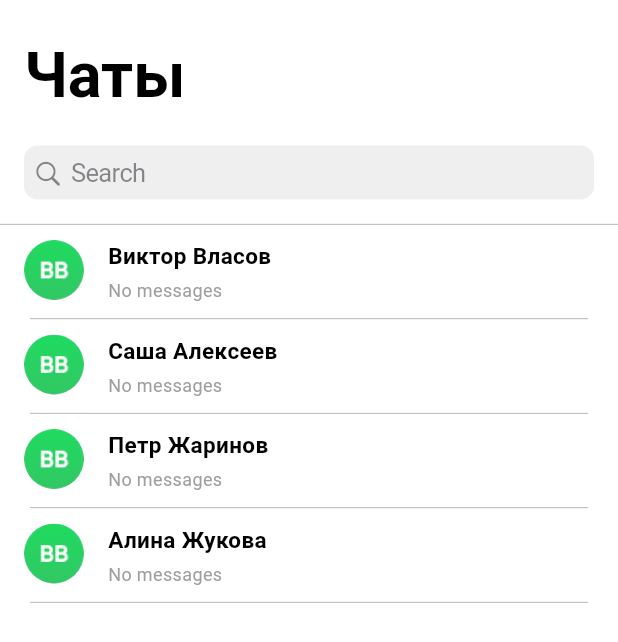
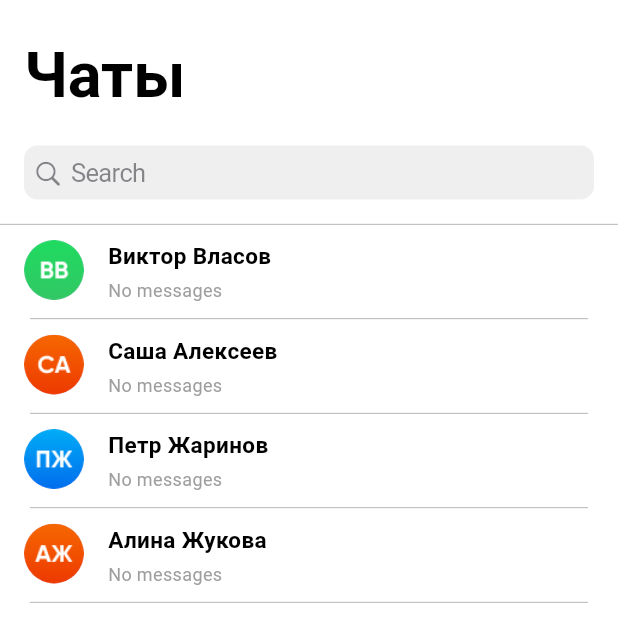
Before and after one commit to yerassyl004/FlutterChat, a Flutter app: the screen it shows after launch, on a phone screen of 412 x 824 dp. Shown: the top 642 px of the screen. Run offline on Flutter 3.47's test engine with Material 3 defaults, Android fonts, the phone set to English and light mode, and no system bars; our stand-ins replace file_picker, flutter_secure_storage.

Commit message:
added search users by name

```diff
--- a/lib/src/core/models/user/user.dart
+++ b/lib/src/core/models/user/user.dart
@@ -2,6 +2,7 @@ class User {
   final String id;
   final String name;
   final String chatId;
+  final String image;
 
-  User({required this.id, required this.name, required this.chatId});
+  User({required this.id, required this.name, required this.chatId, required this.image});
 }
--- a/lib/src/core/bloc/chat_service/chat_service.dart
+++ b/lib/src/core/service/chat_service/chat_service.dart
@@ -10,7 +10,7 @@ class ChatService {
   final FlutterSecureStorage storage = const FlutterSecureStorage();
 
   Future<List<Message>> fetchLastMessages(String chatId) async {
-    await Future.delayed(const Duration(seconds: 1));
+    await Future.delayed(const Duration(milliseconds: 300));
 
     try {
       String? chatJson = await storage.read(key: chatId);
--- a/lib/src/core/ui/chat/pages/chat.dart
+++ b/lib/src/core/ui/chat/pages/chat.dart
@@ -4,7 +4,7 @@ import 'package:intl/intl.dart';
 import 'package:chat_flutter/src/core/models/message/message.dart';
 import 'package:chat_flutter/src/core/models/user/user.dart';
 import 'package:chat_flutter/src/core/models/chat_model/chat.dart';
-import 'package:chat_flutter/src/core/bloc/chat_service/chat_service.dart';
+import 'package:chat_flutter/src/core/service/chat_service/chat_service.dart';
 import '../widgets/chat_header.dart';
 
 class ChatPage extends StatefulWidget {
--- a/lib/src/core/ui/chat/widgets/chat_header.dart
+++ b/lib/src/core/ui/chat/widgets/chat_header.dart
@@ -14,7 +14,7 @@ class ChatHeader extends StatelessWidget {
         CircleAvatar(
           radius: 25.0,
           child: Image.asset(
-            'assets/images/profile.png',
+            user.image,
             height: 50,
             fit: BoxFit.cover,
           ),
--- a/lib/src/core/ui/main_list/pages/main_list.dart
+++ b/lib/src/core/ui/main_list/pages/main_list.dart
@@ -1,7 +1,7 @@
 import 'package:flutter/material.dart';
 import 'package:flutter_secure_storage/flutter_secure_storage.dart';
 import 'dart:convert';
-import '../../../bloc/chat_service/chat_service.dart';
+import '../../../service/chat_service/chat_service.dart';
 import '../../../models/user/user.dart';
 import '../../../models/chat_model/chat.dart';
 import '../../../models/message/message.dart';
@@ -19,13 +19,14 @@ class _MainListState extends State<MainList> with RouteAware {
   final FlutterSecureStorage storage = const FlutterSecureStorage();
   final ChatService _chatService = ChatService();
   final List<User> users = [
-    User(id: '1', name: 'Виктор Власов', chatId: '1-2'),
-    User(id: '2', name: 'Саша Алексеев', chatId: '1-2'),
-    User(id: '3', name: 'Петр Жаринов', chatId: '3-4'),
-    User(id: '4', name: 'Алина Жукова', chatId: '3-4'),
+    User(id: '1', name: 'Виктор Власов', chatId: '1-2', image: 'assets/images/profile.png'),
+    User(id: '2', name: 'Саша Алексеев', chatId: '1-2', image: 'assets/images/sasha.png'),
+    User(id: '3', name: 'Петр Жаринов', chatId: '3-4', image: 'assets/images/petr.png'),
+    User(id: '4', name: 'Алина Жукова', chatId: '3-4',  image: 'assets/images/alina.png'),
   ];
   bool _isLoading = true;
   late List<Chat> chats;
+  String _searchQuery = '';
 
   @override
   void initState() {
@@ -98,8 +99,19 @@ class _MainListState extends State<MainList> with RouteAware {
     await _initializeChats();
   }
 
+  void _onSearchChanged(String query) {
+    setState(() {
+      _searchQuery = query;
+    });
+  }
+
   @override
   Widget build(BuildContext context) {
+    final List<User> filteredUsers = users
+        .where((user) =>
+        user.name.toLowerCase().contains(_searchQuery.toLowerCase()))
+        .toList();
+
     return Scaffold(
       backgroundColor: Colors.white,
       body: _isLoading
@@ -110,24 +122,24 @@ class _MainListState extends State<MainList> with RouteAware {
           slivers: <Widget>[
             HeaderWidget(
               title: 'Чаты',
-              onSearchChanged: (String value) {},
+              onSearchChanged: _onSearchChanged,
               onSearchSubmitted: (String value) {},
             ),
             SliverList(
               delegate: SliverChildBuilderDelegate(
                     (context, index) {
                   return FutureBuilder<Message?>(
-                    future: _chatService.getLastMessage(users[index].chatId),
+                    future: _chatService.getLastMessage(filteredUsers[index].chatId),
                     builder: (context, snapshot) {
                       return ListItem(
-                        user: users[index],
+                        user: filteredUsers[index],
                         receiver: users[_receiverIndex(index)],
                         lastMessage: snapshot.data,
                       );
                     },
                   );
                 },
-                childCount: users.length,
+                childCount: filteredUsers.length,
               ),
             ),
           ],
--- a/lib/src/core/ui/main_list/widgets/list_item.dart
+++ b/lib/src/core/ui/main_list/widgets/list_item.dart
@@ -1,6 +1,5 @@
 import 'package:flutter/material.dart';
 import 'package:intl/intl.dart';
-import 'package:timeago/timeago.dart' as timeago;
 import '../../../models/user/user.dart';
 import '../../../models/message/message.dart';
 import '../../chat/pages/chat.dart';
@@ -59,9 +58,9 @@ class ListItem extends StatelessWidget {
             child: Row(
               crossAxisAlignment: CrossAxisAlignment.start,
               children: [
-                const CircleAvatar(
+                CircleAvatar(
                   radius: 20,
-                  backgroundImage: AssetImage('assets/images/profile.png'),
+                  backgroundImage: AssetImage(user.image),
                 ),
                 const SizedBox(width: 16),
                 Expanded(
--- a/pubspec.yaml
+++ b/pubspec.yaml
@@ -68,6 +68,9 @@ flutter:
      - assets/images/profile.png
      - assets/images/read.png
      - assets/images/unread.png
+     - assets/images/sasha.png
+     - assets/images/petr.png
+     - assets/images/alina.png
 
   # An image asset can refer to one or more resolution-specific "variants", see
   # https://flutter.dev/assets-and-images/#resolution-aware
```
Also changed, not shown: assets/images/alina.png (added), assets/images/petr.png (added), assets/images/sasha.png (added).
